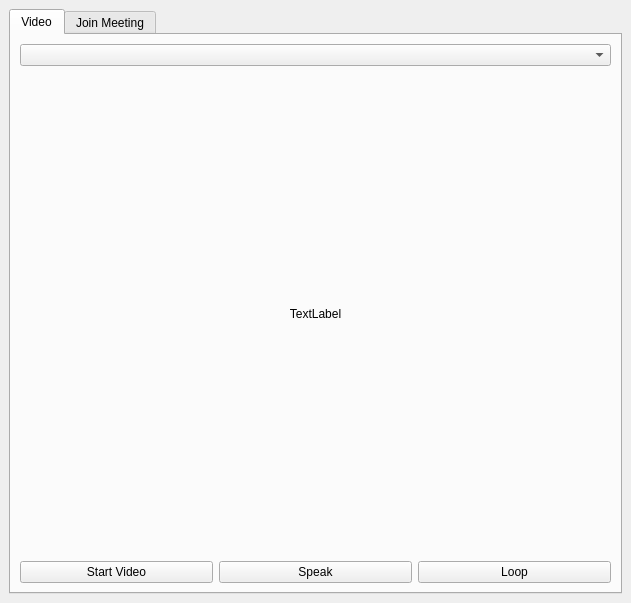
Qt form mainWindow.ui (thetruevincentchow/mmhZoom) before a commit.
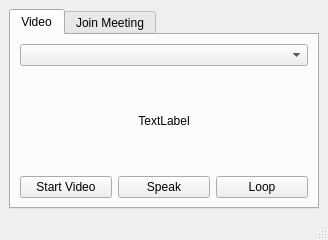
The same form after that commit.

```diff
--- a/mainWindow.ui
+++ b/mainWindow.ui
@@ -6,8 +6,8 @@
    <rect>
     <x>0</x>
     <y>0</y>
-    <width>631</width>
-    <height>603</height>
+    <width>328</width>
+    <height>240</height>
    </rect>
   </property>
   <property name="windowTitle">
@@ -46,21 +46,39 @@
             <verstretch>0</verstretch>
            </sizepolicy>
           </property>
+          <property name="autoFillBackground">
+           <bool>false</bool>
+          </property>
           <property name="text">
            <string>TextLabel</string>
           </property>
           <property name="alignment">
            <set>Qt::AlignCenter</set>
           </property>
+          <property name="margin">
+           <number>2</number>
+          </property>
          </widget>
         </item>
         <item>
          <layout class="QHBoxLayout" name="horizontalLayout_4">
           <item>
            <widget class="QPushButton" name="videoToggle">
+            <property name="enabled">
+             <bool>true</bool>
+            </property>
+            <property name="autoFillBackground">
+             <bool>true</bool>
+            </property>
             <property name="text">
              <string>Start Video</string>
             </property>
+            <property name="checkable">
+             <bool>true</bool>
+            </property>
+            <property name="checked">
+             <bool>false</bool>
+            </property>
            </widget>
           </item>
           <item>
@@ -68,6 +86,9 @@
             <property name="text">
              <string>Speak</string>
             </property>
+            <property name="checkable">
+             <bool>true</bool>
+            </property>
            </widget>
           </item>
           <item>
@@ -75,6 +96,9 @@
             <property name="text">
              <string>Loop</string>
             </property>
+            <property name="checkable">
+             <bool>true</bool>
+            </property>
            </widget>
           </item>
          </layout>
@@ -127,6 +151,7 @@
     </item>
    </layout>
   </widget>
+  <widget class="QStatusBar" name="statusBar"/>
  </widget>
  <resources/>
  <connections/>
```
Left out of the diff: 2 changed lines with no effect on the pictures.
